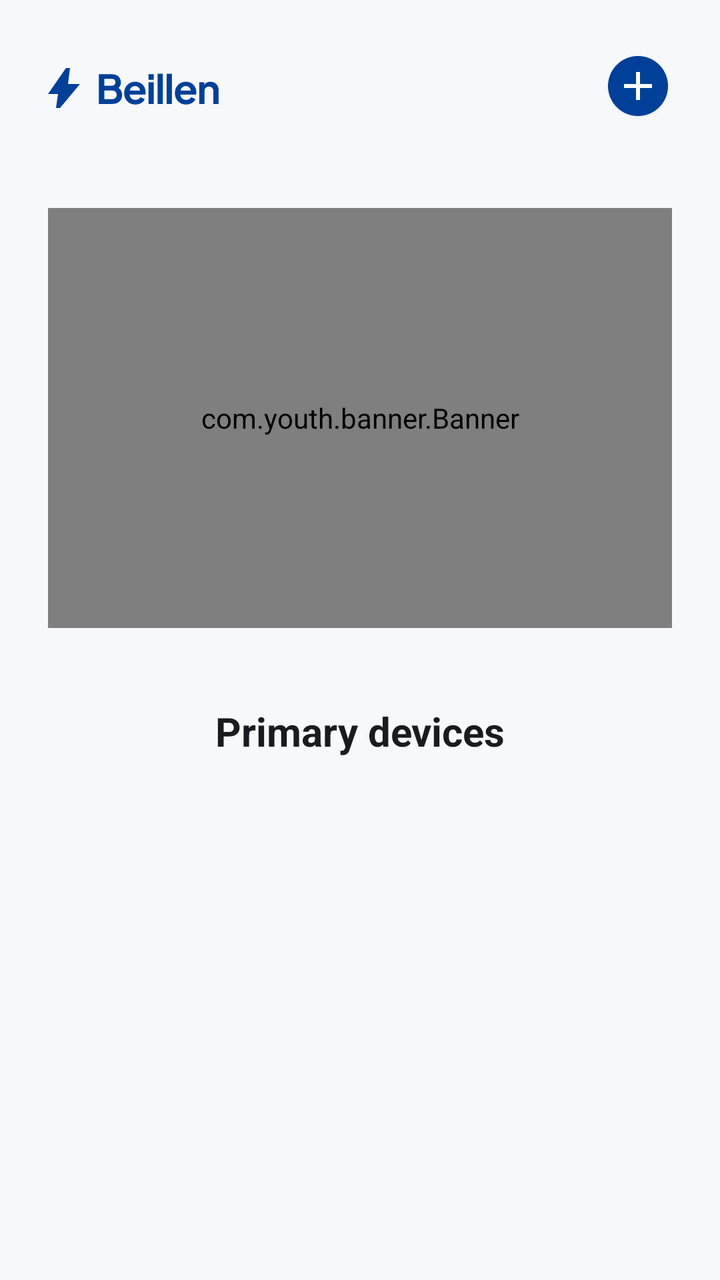
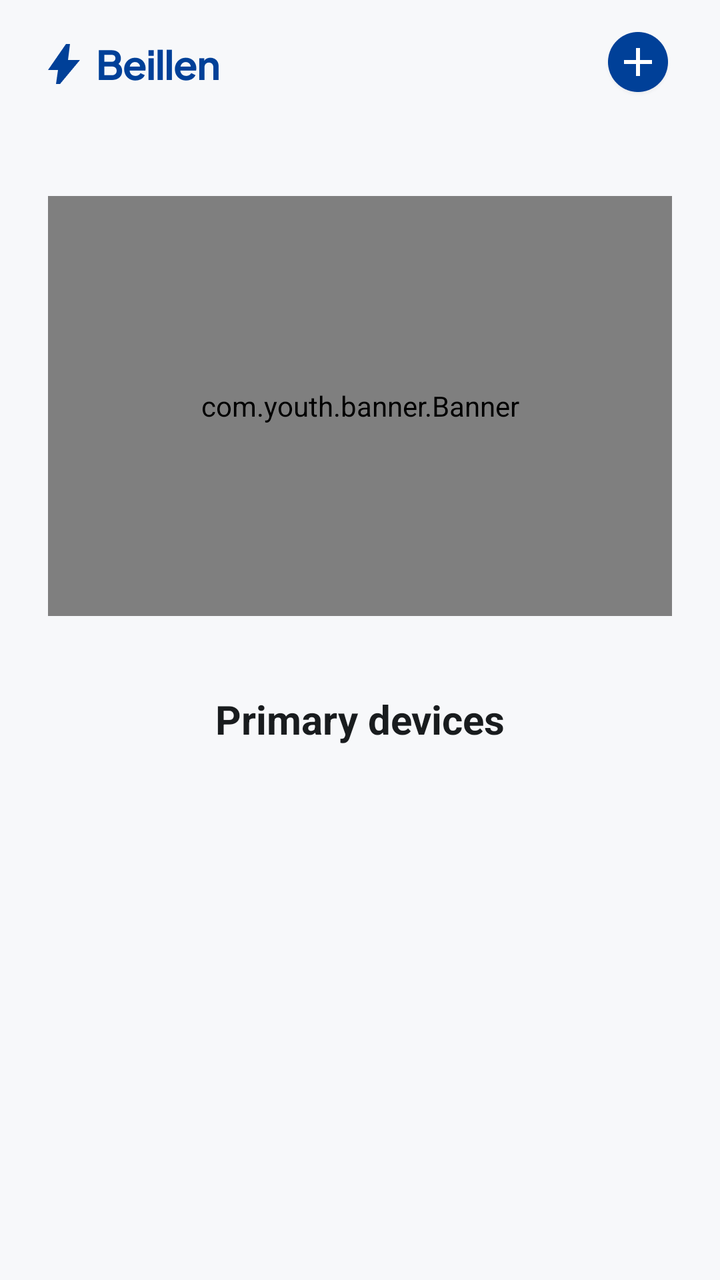

An Android layout rendered at two revisions. The XML below is the earlier revision; the diff shows what the commit changed to produce the second picture.
<!-- AndroidManifest.xml: application theme AppTheme -->
<!-- res/layout/home_fragment.xml -->
<?xml version="1.0" encoding="utf-8"?>
<androidx.core.widget.NestedScrollView xmlns:android="http://schemas.android.com/apk/res/android"
        xmlns:app="http://schemas.android.com/apk/res-auto"
        xmlns:tools="http://schemas.android.com/tools"
        android:layout_width="match_parent"
        android:layout_height="match_parent"
        android:background="@color/color_f7f8fa"
        android:clipToPadding="false"
        android:fillViewport="true"
        android:overScrollMode="never"
        tools:context=".app.fragment.HomeFragment">

    <LinearLayout
            android:layout_width="match_parent"
            android:layout_height="wrap_content"
            android:orientation="vertical"
            android:paddingStart="24dp"
            android:paddingTop="18dp"
            android:paddingEnd="24dp"
            android:paddingBottom="24dp">

        <FrameLayout
                android:layout_width="match_parent"
                android:layout_height="52dp">

            <ImageView
                    android:layout_width="86dp"
                    android:layout_height="28dp"
                    android:layout_gravity="center_vertical|start"
                    android:contentDescription="@null"
                    android:scaleType="fitStart"
                    android:src="@mipmap/ic_brand_beilien_logo" />

            <ImageView
                    android:id="@+id/button_add_device"
                    android:layout_width="wrap_content"
                    android:layout_height="wrap_content"
                    android:layout_gravity="center_vertical|end"
                    android:background="@android:color/transparent"
                    android:clickable="true"
                    android:focusable="true"
                    android:src="@mipmap/ic_common_add_filled" />
        </FrameLayout>

        <com.youth.banner.Banner
                android:id="@+id/banner_home"
                android:layout_width="match_parent"
                android:layout_height="210dp"
                android:layout_marginTop="34dp"
                android:background="@drawable/bg_home_banner"
                android:clipToOutline="true" />

        <TextView
                android:layout_width="match_parent"
                android:layout_height="wrap_content"
                android:layout_marginTop="38dp"
                android:gravity="center"
                android:id="@+id/text_primary_devices"
                android:text="@string/home_primary_devices"
                android:textColor="@color/color_191c1e"
                android:textSize="20sp"
                android:textStyle="bold" />

        <androidx.recyclerview.widget.RecyclerView
                android:id="@+id/recycler_devices"
                android:layout_width="match_parent"
                android:layout_height="wrap_content"
                android:layout_marginTop="24dp"
                android:nestedScrollingEnabled="false"
                android:overScrollMode="never"
                tools:itemCount="2"
                tools:listitem="@layout/item_home_device" />
    </LinearLayout>
</androidx.core.widget.NestedScrollView>
<!-- res/layout/item_home_device.xml (included above) -->
<?xml version="1.0" encoding="utf-8"?>
<LinearLayout xmlns:android="http://schemas.android.com/apk/res/android"
        android:layout_width="match_parent"
        android:layout_height="170dp"
        android:layout_marginBottom="20dp"
        android:background="@drawable/bg_home_card"
        android:orientation="vertical"
        android:paddingStart="18dp"
        android:paddingTop="20dp"
        android:paddingEnd="18dp">

    <LinearLayout
            android:layout_width="match_parent"
            android:layout_height="0dp"
            android:layout_weight="1"
            android:gravity="center_vertical"
            android:orientation="horizontal">

        <ImageView
                android:id="@+id/image_device"
                android:layout_width="82dp"
                android:layout_height="70dp"
                android:contentDescription="@null"
                android:scaleType="centerInside" />

        <LinearLayout
                android:layout_width="0dp"
                android:layout_height="wrap_content"
                android:layout_marginStart="18dp"
                android:layout_weight="1"
                android:orientation="vertical">

            <TextView
                    android:id="@+id/text_device_name"
                    android:layout_width="wrap_content"
                    android:layout_height="wrap_content"
                    android:textColor="@color/color_191c1e"
                    android:textSize="20sp"
                    android:textStyle="bold" />

            <TextView
                    android:id="@+id/text_device_desc"
                    android:layout_width="wrap_content"
                    android:layout_height="wrap_content"
                    android:layout_marginTop="6dp"
                    android:textColor="@color/color_454558"
                    android:textSize="16sp" />
        </LinearLayout>

        <LinearLayout
                android:layout_width="wrap_content"
                android:layout_height="wrap_content"
                android:gravity="center_vertical"
                android:orientation="horizontal">

            <ImageView
                    android:layout_width="13dp"
                    android:layout_height="18dp"
                    android:contentDescription="@null"
                    android:src="@mipmap/ic_common_lightning_slanted" />

            <TextView
                    android:id="@+id/text_device_power"
                    android:layout_width="wrap_content"
                    android:layout_height="wrap_content"
                    android:layout_marginStart="4dp"
                    android:textColor="@color/color_004098"
                    android:textSize="22sp"
                    android:textStyle="bold" />
        </LinearLayout>
    </LinearLayout>

    <View
            android:layout_width="match_parent"
            android:layout_height="1dp"
            android:background="@color/color_eceef3" />

    <LinearLayout
            android:layout_width="match_parent"
            android:layout_height="50dp"
            android:gravity="center_vertical"
            android:orientation="horizontal">

        <ImageView
                android:layout_width="wrap_content"
                android:layout_height="wrap_content"
                android:contentDescription="@null"
                android:src="@mipmap/ic_home_bluetooth" />

        <TextView
                android:id="@+id/text_device_status"
                android:layout_width="0dp"
                android:layout_height="wrap_content"
                android:layout_marginStart="8dp"
                android:layout_weight="1"
                android:textColor="@color/color_454558"
                android:textSize="14sp" />

        <TextView
                android:layout_width="wrap_content"
                android:layout_height="wrap_content"
                android:text="@string/home_device_arrow"
                android:textColor="@color/color_c9cce0"
                android:textSize="32sp" />
    </LinearLayout>
</LinearLayout>
<!-- resources referenced by this layout -->
<resources>
  <color name="color_004098">#004098</color>
  <color name="color_191c1e">#191C1E</color>
  <color name="color_454558">#454558</color>
  <color name="color_c9cce0">#C9CCE0</color>
  <color name="color_eceef3">#ECEEF3</color>
  <color name="color_f7f8fa">#F7F8FA</color>
  <!-- drawable bg_home_banner (drawable) -->
  <shape xmlns:android="http://schemas.android.com/apk/res/android"
          android:shape="rectangle">
      <solid android:color="#E8E9EC" />
      <corners android:radius="36dp" />
  </shape>
  <!-- drawable bg_home_card (drawable) -->
  <shape xmlns:android="http://schemas.android.com/apk/res/android"
          android:shape="rectangle">
      <solid android:color="@color/color_ffffff" />
      <stroke
              android:width="1dp"
              android:color="#C5C4DB" />
      <corners android:radius="30dp" />
  </shape>
  <!-- mipmap ic_brand_beilien_logo: png bitmap (mipmap-xxhdpi, 2992 bytes) -->
  <!-- mipmap ic_common_add_filled: png bitmap (mipmap-xxhdpi, 3488 bytes) -->
  <!-- mipmap ic_common_lightning_slanted: png bitmap (mipmap-xxhdpi, 829 bytes) -->
  <!-- mipmap ic_home_bluetooth: png bitmap (mipmap-xxhdpi, 798 bytes) -->
  <string name="home_device_arrow">›</string>
  <string name="home_primary_devices">Primary devices</string>
  <style name="AppTheme" parent="Theme.AppCompat.Light.NoActionBar">
          
          <item name="colorPrimary">@color/color_008577</item>
          <item name="colorPrimaryDark">@color/color_00574b</item>
          <item name="colorAccent">@color/color_d81b60</item>
          <item name="android:windowBackground">@color/color_f7f9fb</item>
          <item name="android:windowAnimationStyle">@style/AppWindowAnimation</item>
      </style>
  <color name="color_ffffff">#FFFFFF</color>
  <color name="color_008577">#008577</color>
  <color name="color_00574b">#00574B</color>
  <color name="color_d81b60">#D81B60</color>
  <color name="color_f7f9fb">#F7F9FB</color>
  <style name="AppWindowAnimation" parent="@android:style/Animation.Activity">
          <item name="android:activityOpenEnterAnimation">@anim/anim_noop</item>
          <item name="android:activityOpenExitAnimation">@anim/anim_noop</item>
          <item name="android:activityCloseEnterAnimation">@anim/anim_noop</item>
          <item name="android:activityCloseExitAnimation">@anim/anim_noop</item>
      </style>
</resources>

<!-- the commit's change to res/layout/home_fragment.xml (unified diff, before → after) -->
@@ -15,13 +15,12 @@
             android:layout_height="wrap_content"
             android:orientation="vertical"
             android:paddingStart="24dp"
-            android:paddingTop="18dp"
             android:paddingEnd="24dp"
             android:paddingBottom="24dp">
 
         <FrameLayout
                 android:layout_width="match_parent"
-                android:layout_height="52dp">
+                android:layout_height="64dp">
 
             <ImageView
                     android:layout_width="86dp"
